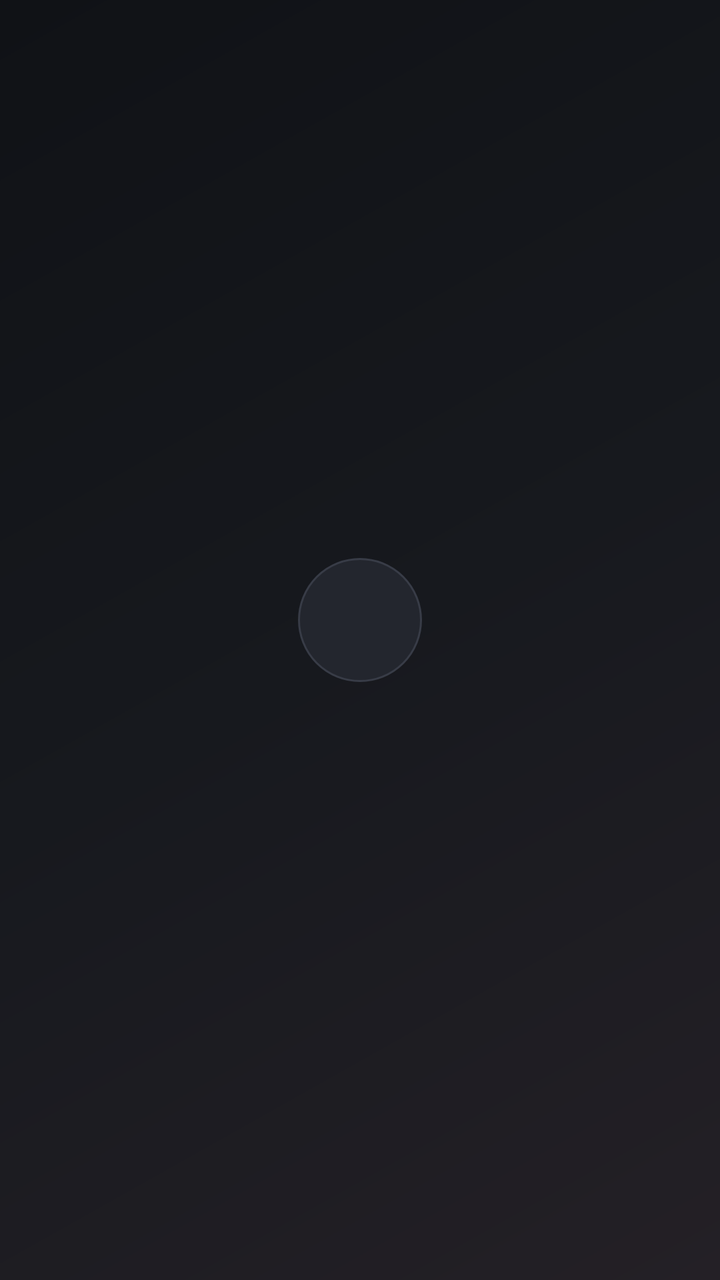
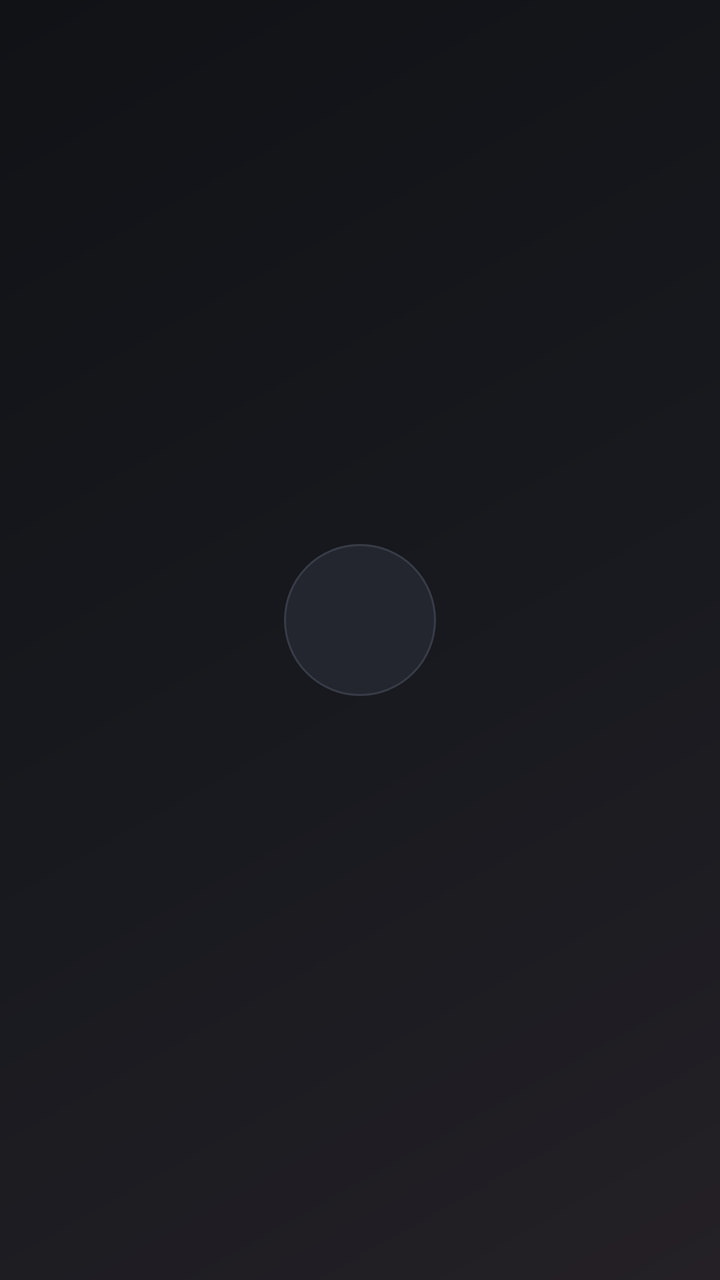

Screens rendered from an Android XML layout before and after an edit, with the pre-edit source and the edit as a unified diff.
<!-- AndroidManifest.xml: application theme Theme.CinemaHome -->
<!-- res/layout/item_app_circle.xml -->
<?xml version="1.0" encoding="utf-8"?>
<LinearLayout xmlns:android="http://schemas.android.com/apk/res/android"
    android:layout_width="82dp"
    android:layout_height="88dp"
    android:layout_marginEnd="10dp"
    android:clipChildren="false"
    android:clipToPadding="false"
    android:focusable="true"
    android:gravity="center"
    android:orientation="vertical">

    <FrameLayout
        android:id="@+id/circleFrame"
        android:layout_width="62dp"
        android:layout_height="62dp"
        android:background="@drawable/bg_gtv_circle_app"
        android:padding="13dp">

        <ImageView
            android:id="@+id/ivAppIcon"
            android:layout_width="match_parent"
            android:layout_height="match_parent"
            android:scaleType="fitCenter" />
    </FrameLayout>

    <TextView
        android:id="@+id/tvAppName"
        android:layout_width="match_parent"
        android:layout_height="wrap_content"
        android:layout_marginTop="5dp"
        android:ellipsize="end"
        android:gravity="center"
        android:maxLines="1"
        android:textColor="#E8EAED"
        android:textSize="11sp" />
</LinearLayout>
<!-- resources referenced by this layout -->
<resources>
  <!-- drawable bg_gtv_circle_app (drawable) -->
  <?xml version="1.0" encoding="utf-8"?>
  <selector xmlns:android="http://schemas.android.com/apk/res/android">
      <item android:state_focused="true">
          <shape android:shape="oval">
              <solid android:color="#30343D" />
              <stroke android:width="3dp" android:color="#FFFFFF" />
          </shape>
      </item>
      <item>
          <shape android:shape="oval">
              <solid android:color="#23262E" />
              <stroke android:width="1dp" android:color="#383C47" />
          </shape>
      </item>
  </selector>
  <style name="Theme.CinemaHome" parent="Theme.MaterialComponents.DayNight.NoActionBar">
          <item name="android:windowFullscreen">true</item>
          <item name="android:windowBackground">@drawable/bg_gtv_ambient</item>
          <item name="colorPrimary">#E8EAED</item>
          <item name="colorAccent">#8AB4F8</item>
      </style>
  <!-- drawable bg_gtv_ambient (drawable) -->
  <?xml version="1.0" encoding="utf-8"?>
  <shape xmlns:android="http://schemas.android.com/apk/res/android">
      <gradient
          android:angle="135"
          android:startColor="#242026"
          android:centerColor="#17191E"
          android:endColor="#101216"
          android:type="linear" />
  </shape>
</resources>

<!-- the commit's change to res/layout/item_app_circle.xml (unified diff, before → after) -->
@@ -1,8 +1,8 @@
 <?xml version="1.0" encoding="utf-8"?>
 <LinearLayout xmlns:android="http://schemas.android.com/apk/res/android"
-    android:layout_width="82dp"
-    android:layout_height="88dp"
-    android:layout_marginEnd="10dp"
+    android:layout_width="96dp"
+    android:layout_height="106dp"
+    android:layout_marginEnd="12dp"
     android:clipChildren="false"
     android:clipToPadding="false"
     android:focusable="true"
@@ -11,10 +11,10 @@
 
     <FrameLayout
         android:id="@+id/circleFrame"
-        android:layout_width="62dp"
-        android:layout_height="62dp"
+        android:layout_width="76dp"
+        android:layout_height="76dp"
         android:background="@drawable/bg_gtv_circle_app"
-        android:padding="13dp">
+        android:padding="11dp">
 
         <ImageView
             android:id="@+id/ivAppIcon"
